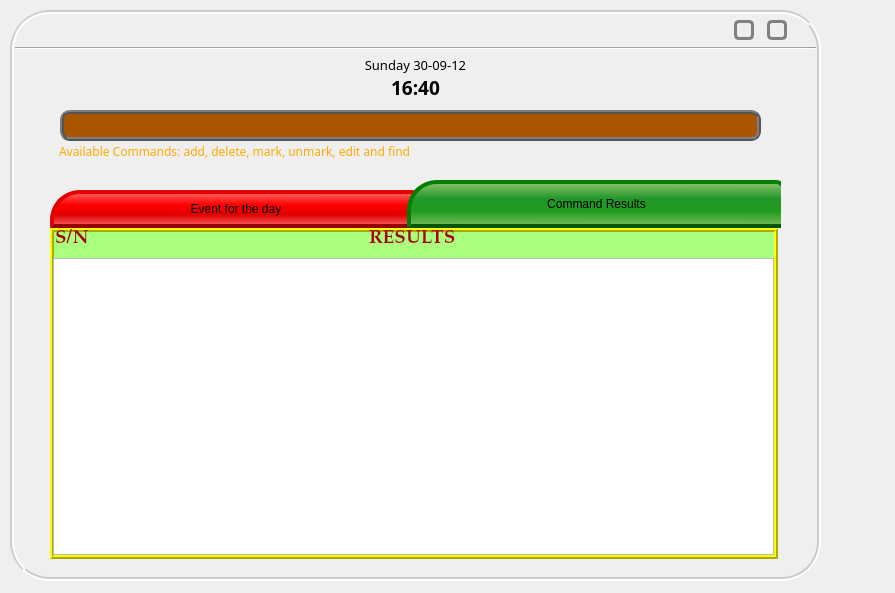
This is SeamPLE/standardview.ui in Riandy/cs2103aug12-f09-1c as Qt 5 draws it before an edit. The edited form follows.
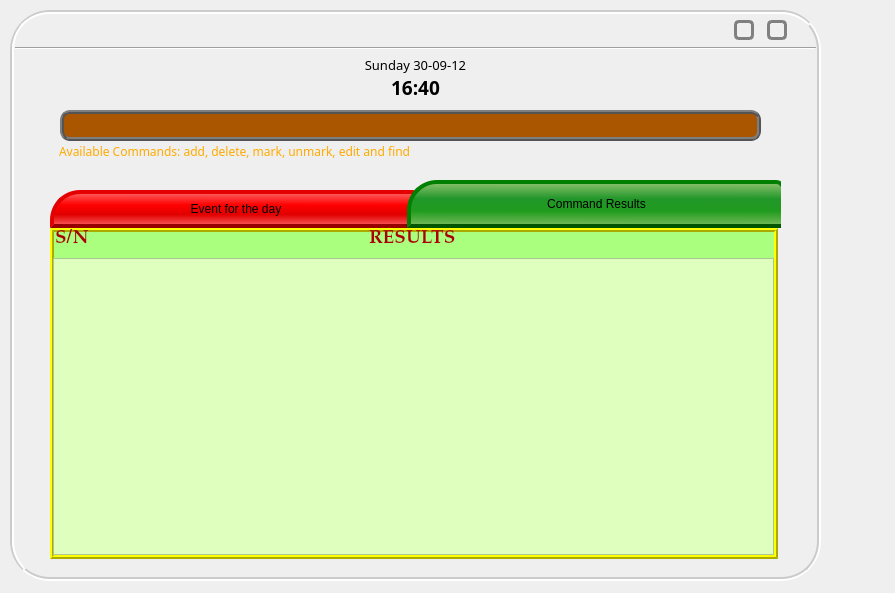
This is the edited form. The open tabs and pages were chosen to show the change. Icons and pictures are not drawn. Custom widgets are drawn as their Qt base class.

Commit message: Gui Update: change some minor display issues with label that is not implemented Scheduler Update: enhancement and debugging for scheduler operations

The edit to the form file:
```diff
--- a/SeamPLE/standardview.ui
+++ b/SeamPLE/standardview.ui
@@ -327,7 +327,13 @@
         </rect>
        </property>
        <property name="styleSheet">
-        <string notr="true"/>
+        <string notr="true">#tableWidget
+{
+	
+	
+	background-color: rgb(222, 255, 190);
+
+}</string>
        </property>
        <property name="verticalScrollBarPolicy">
         <enum>Qt::ScrollBarAsNeeded</enum>
@@ -397,6 +403,23 @@
         <enum>QFrame::Raised</enum>
        </property>
       </widget>
+      <widget class="QLabel" name="label_8">
+       <property name="geometry">
+        <rect>
+         <x>170</x>
+         <y>130</y>
+         <width>391</width>
+         <height>81</height>
+        </rect>
+       </property>
+       <property name="text">
+        <string>&lt;!DOCTYPE HTML PUBLIC &quot;-//W3C//DTD HTML 4.0//EN&quot; &quot;http://www.w3.org/TR/REC-html40/strict.dtd&quot;&gt;
+&lt;html&gt;&lt;head&gt;&lt;meta name=&quot;qrichtext&quot; content=&quot;1&quot; /&gt;&lt;style type=&quot;text/css&quot;&gt;
+p, li { white-space: pre-wrap; }
+&lt;/style&gt;&lt;/head&gt;&lt;body style=&quot; font-family:'MS Shell Dlg 2'; font-size:8.25pt; font-weight:400; font-style:normal;&quot;&gt;
+&lt;p style=&quot;-qt-paragraph-type:empty; margin-top:0px; margin-bottom:0px; margin-left:0px; margin-right:0px; -qt-block-indent:0; text-indent:0px; font-size:8pt;&quot;&gt;&lt;/p&gt;&lt;/body&gt;&lt;/html&gt;</string>
+       </property>
+      </widget>
       <zorder>frame_4</zorder>
       <zorder>label_5</zorder>
       <zorder>label_6</zorder>
```
Left out of the diff: 19 changed lines with no effect on the pictures. The commit also changes 8 other files.
